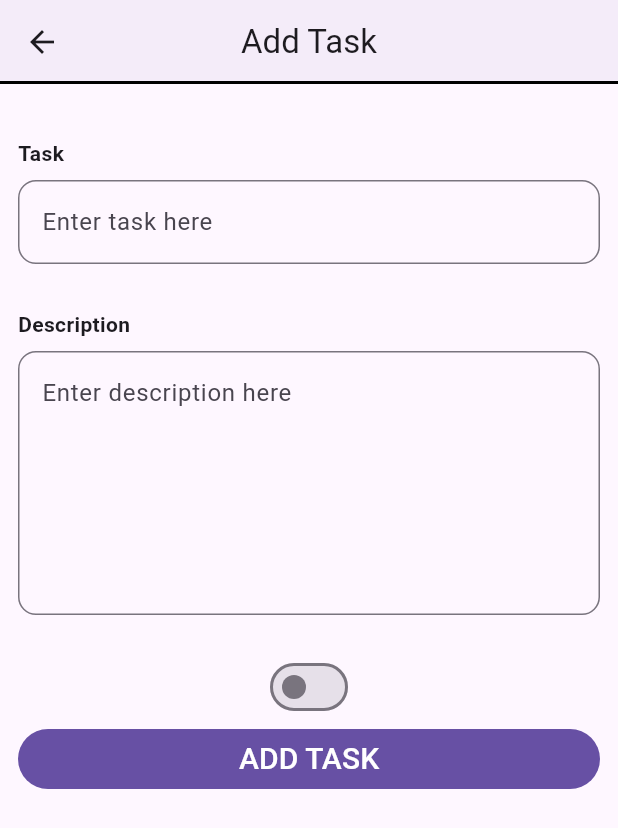
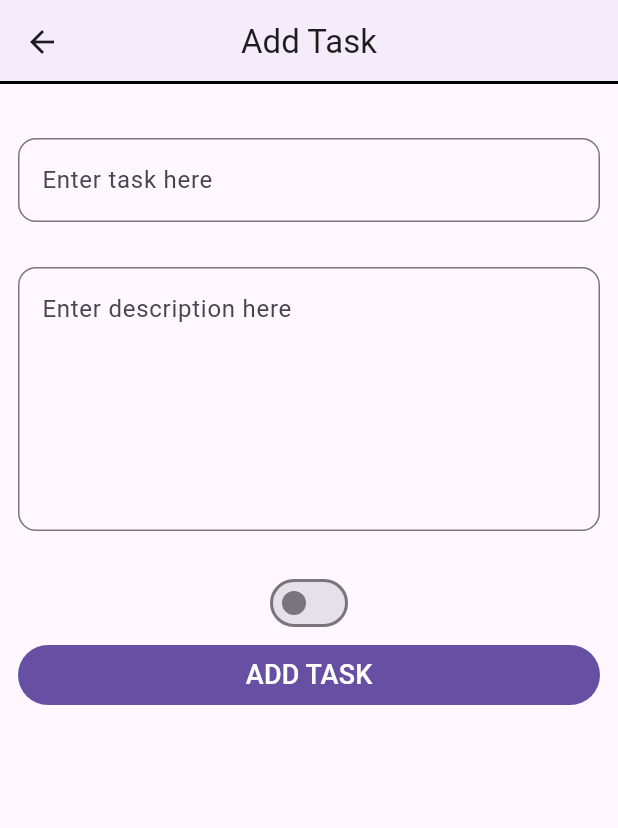
Before and after one commit to adityakumarcodes/aloha-mobile, a Flutter app: the NotebookPage screen opened by its route, after a tap on an icon or button, on a phone screen of 412 x 824 dp. Shown: the top 828 px of the screen. Run offline on Flutter 3.47's test engine with Material 3 defaults, Android fonts, the phone set to English and light mode, and no system bars; our stand-ins replace go_router, lucide_icons_flutter.

Commit message:
minor changes

```diff
--- a/lib/add_task.dart
+++ b/lib/add_task.dart
@@ -32,11 +32,6 @@ class _AddTaskScreenState extends State<AddTaskScreen> {
                   crossAxisAlignment: CrossAxisAlignment.start,
                   children: [
                     const SizedBox(height: 24.0),
-                    const Text(
-                      'Task',
-                      style: TextStyle(fontWeight: FontWeight.bold),
-                    ),
-                    const SizedBox(height: 8.0),
                     TextFormField(
                       decoration: const InputDecoration(
                         hintText: 'Enter task here',
@@ -50,11 +45,6 @@ class _AddTaskScreenState extends State<AddTaskScreen> {
                       textCapitalization: TextCapitalization.sentences,
                     ),
                     const SizedBox(height: 30.0),
-                    const Text(
-                      'Description',
-                      style: TextStyle(fontWeight: FontWeight.bold),
-                    ),
-                    const SizedBox(height: 8.0),
                     TextFormField(
                       decoration: const InputDecoration(
                         hintText: 'Enter description here',
@@ -82,7 +72,7 @@ class _AddTaskScreenState extends State<AddTaskScreen> {
                     onPressed: () {},
                     child: const Text(
                       'ADD TASK',
-                      style: TextStyle(fontSize: 20),
+                      style: TextStyle(fontSize: 18),
                     ),
                   ),
                 ),
--- a/lib/notebook.dart
+++ b/lib/notebook.dart
@@ -1,3 +1,4 @@
+import 'package:aloha_mobile/constants.dart';
 import 'package:flutter/material.dart';
 import 'package:go_router/go_router.dart';
 import 'package:lucide_icons_flutter/lucide_icons.dart';
@@ -10,19 +11,8 @@ class NotebookPage extends StatefulWidget {
 }
 
 class _NotebookPageState extends State<NotebookPage> {
-  List<String> folderList = ["home", "work", "code", "play"];
-  final List<Map<String, String>> items = [
-    {'title': 'Item 1', 'subtitle': 'Description 1'},
-    {'title': 'Item 2', 'subtitle': 'Description 2'},
-    {'title': 'Item 3', 'subtitle': 'Description 3'},
-    {'title': 'Item 4', 'subtitle': 'Description 4'},
-    {'title': 'Item 5', 'subtitle': 'Description 5'},
-    {'title': 'Item 6', 'subtitle': 'Description 6'},
-    {'title': 'Item 7', 'subtitle': 'Description 7'},
-    {'title': 'Item 8', 'subtitle': 'Description 8'},
-    {'title': 'Item 9', 'subtitle': 'Description 9'},
-    {'title': 'Item 10', 'subtitle': 'Description 10'},
-  ];
+  List<String> folderList = ["Home", "Work", "Code", "Play"];
+
   final TextEditingController _folderController = TextEditingController();
 
   @override
@@ -55,8 +45,8 @@ class _NotebookPageState extends State<NotebookPage> {
                 bool isLast = index == folderList.length - 1;
                 bool isSecondLast = index == folderList.length - 2;
 
-                bool removeBottomBorder =
-                    isEven ? (isLast || isSecondLast) : isLast;
+                // bool removeBottomBorder =
+                    // isEven ? (isLast || isSecondLast) : isLast;
                 return InkWell(
                   onTap: () {
                     final folderName = folderList[index];
@@ -65,13 +55,6 @@ class _NotebookPageState extends State<NotebookPage> {
                   child: Container(
                     decoration: BoxDecoration(
                       border: Border(
-                        // left:
-                        //     index.isOdd
-                        //         ? const BorderSide(
-                        //           color: Colors.black,
-                        //           width: 1,
-                        //         )
-                        //         : BorderSide.none,
                         right:
                             index.isEven
                                 ? const BorderSide(
@@ -80,9 +63,7 @@ class _NotebookPageState extends State<NotebookPage> {
                                 )
                                 : BorderSide.none,
                         bottom:
-                            removeBottomBorder
-                                ? BorderSide.none
-                                : const BorderSide(
+                             const BorderSide(
                                   color: Colors.black,
                                   width: 2,
                                 ),
@@ -94,14 +75,13 @@ class _NotebookPageState extends State<NotebookPage> {
                       children: [
                         Icon(
                           Icons.folder_rounded,
-                          size: 50.0,
+                          size: 40,
                           color: Colors.blue[600],
                         ),
-                        const SizedBox(height: 8.0),
+                        const SizedBox(height: 6),
                         Text(
-                          folderList[index].toUpperCase(),
-                          style: const TextStyle(fontSize: 20),
-                          maxLines: 2,
+                          folderList[index],
+                          maxLines: 1,
                           overflow: TextOverflow.ellipsis,
                         ),
                       ],
@@ -110,23 +90,28 @@ class _NotebookPageState extends State<NotebookPage> {
                 );
               },
             ),
-            ListView.builder(
+            ListView.separated(
+              separatorBuilder:
+                  (context, index) => Container(
+                    decoration: BoxDecoration(
+                      border: Border(
+                        top: BorderSide(color: Colors.black, width: 2),
+                      ),
+                    ),
+                  ),
               physics: const NeverScrollableScrollPhysics(),
               shrinkWrap: true,
-              itemCount: items.length,
+              itemCount: taskItems.length,
               itemBuilder: (context, index) {
-                final item = items[index];
-                return Container(
-                  decoration: BoxDecoration(
-                    border: Border(
-                      top: BorderSide(color: Colors.black, width: 2),
-                    ),
-                  ),
-                  child: ListTile(
-                    title: Text(item['title'] ?? 'Title'),
-                    leading: const Icon(LucideIcons.stickyNote),
-                    onTap: () {},
-                  ),
+                final item = taskItems[index];
+                return ListTile(
+                  title: Text(
+                          item['title'] ?? 'Title',
+                          maxLines: 1,
+                          overflow: TextOverflow.ellipsis,
+                        ),
+                  leading:Icon(LucideIcons.stickyNote),
+                  onTap: () {},
                 );
               },
             ),
@@ -173,8 +158,8 @@ class _NotebookPageState extends State<NotebookPage> {
             decoration: const InputDecoration(
               hintText: 'Enter folder name',
               border: OutlineInputBorder(
-                          borderRadius: BorderRadius.all(Radius.circular(12)),
-                        ),
+                borderRadius: BorderRadius.all(Radius.circular(12)),
+              ),
             ),
             autofocus: true,
           ),
@@ -188,7 +173,7 @@ class _NotebookPageState extends State<NotebookPage> {
                 Navigator.of(context).pop();
               },
             ),
-            TextButton(
+            FilledButton(
               style: TextButton.styleFrom(
                 textStyle: Theme.of(context).textTheme.labelLarge,
               ),
```
Also changed, not shown: lib/constants.dart (+14 -0 lines), lib/folder_list.dart (+26 -17 lines).
